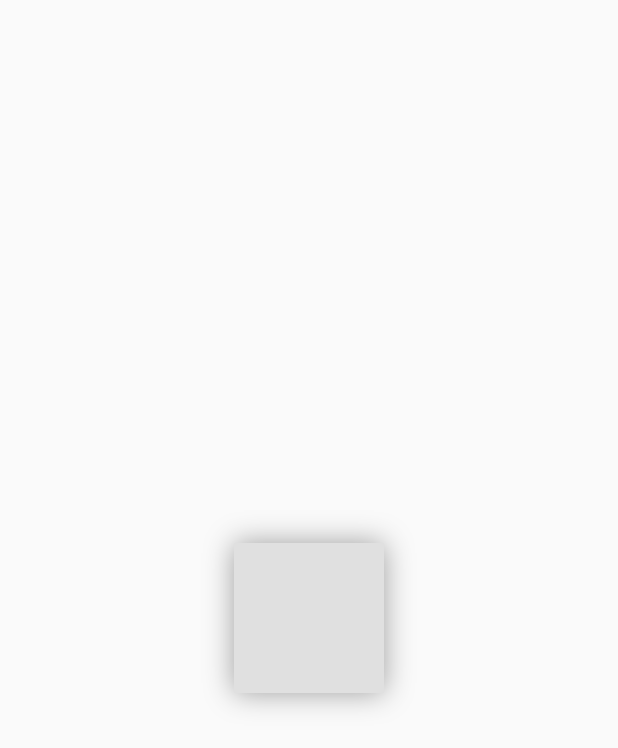
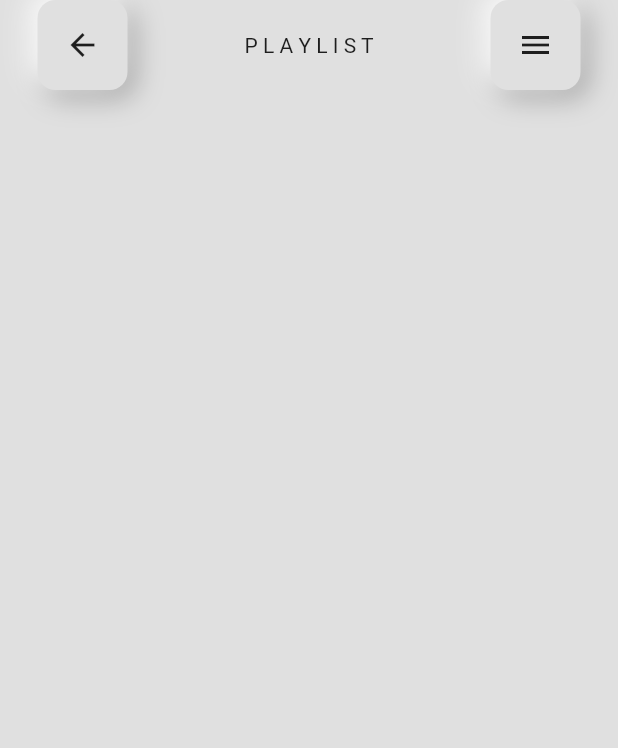
Before and after one commit to majdawad97/Music-Player-UI, a Flutter app: the screen it shows after launch, on a phone screen of 412 x 824 dp. Shown: the top 748 px of the screen. Run offline on Flutter 3.47's test engine with Material 2 defaults, Android fonts, the phone set to English and light mode, and no system bars.

```diff
--- /dev/null
+++ b/lib/neu_box.dart
@@ -0,0 +1,31 @@
+import 'package:flutter/material.dart';
+
+class NeuBox extends StatelessWidget {
+  final child;
+  const NeuBox({super.key, required this.child});
+
+  @override
+  Widget build(BuildContext context) {
+    return Container(
+      child: Center(child: child),
+      decoration: BoxDecoration(
+        color: Colors.grey[300],
+        borderRadius: BorderRadius.circular(12.0),
+        boxShadow: [
+          // darker shadow on the bottom right
+          BoxShadow(
+            color: Colors.grey.shade500,
+            blurRadius: 15,
+            offset: Offset(5, 5),
+          ),
+          // lighter shadow on the top left
+          const BoxShadow(
+            color: Colors.white,
+            blurRadius: 15,
+            offset: Offset(-5, -5),
+          ),
+        ],
+      ),
+    );
+  }
+}
--- a/lib/song_page.dart
+++ b/lib/song_page.dart
@@ -1,4 +1,5 @@
 import 'package:flutter/material.dart';
+import 'neu_box.dart';
 
 class SongPage extends StatefulWidget {
   const SongPage({super.key});
@@ -11,22 +12,43 @@ class _SongPageState extends State<SongPage> {
   @override
   Widget build(BuildContext context) {
     return Scaffold(
-      body: Center(
-        child: Container(
-          height: 100,
-          width: 100,
-          decoration: BoxDecoration(
-            color: Colors.grey[300],
-            boxShadow: [
-              // darker shadow on the bottom right
-              BoxShadow(
-                color: Colors.grey.shade500,
-                blurRadius: 15,
-              ),
-            ],
+        backgroundColor: Colors.grey[300],
+        body: SafeArea(
+          child: Padding(
+            padding: const EdgeInsets.symmetric(horizontal: 25),
+            child: Column(
+              children: [
+                // back button and menu button
+                Row(
+                  mainAxisAlignment: MainAxisAlignment.spaceBetween,
+                  children: [
+                    SizedBox(
+                      height: 60,
+                      width: 60,
+                      child: NeuBox(
+                        child: Icon(Icons.arrow_back),
+                      ),
+                    ),
+                    Text('P L A Y L I S T'),
+                    SizedBox(
+                      height: 60,
+                      width: 60,
+                      child: NeuBox(child: Icon(Icons.menu)),
+                    ),
+                  ],
+                ),
+
+                const SizedBox(height: 25),
+                // cover art , artist name , song name
+
+                // start time , shuffle button , repeat button , end time
+
+                // linear bar
+
+                // previous song , pause play , skip next song
+              ],
+            ),
           ),
-        ),
-      ),
-    );
+        ));
   }
 }
--- a/pubspec.yaml
+++ b/pubspec.yaml
@@ -60,8 +60,8 @@ flutter:
   uses-material-design: true
 
   # To add assets to your application, add an assets section, like this:
-  # assets:
-  #   - images/a_dot_burr.jpeg
+  assets:
+    - images/
   #   - images/a_dot_ham.jpeg
 
   # An image asset can refer to one or more resolution-specific "variants", see
```
Also changed, not shown: images/cover_art.jpg (added).
